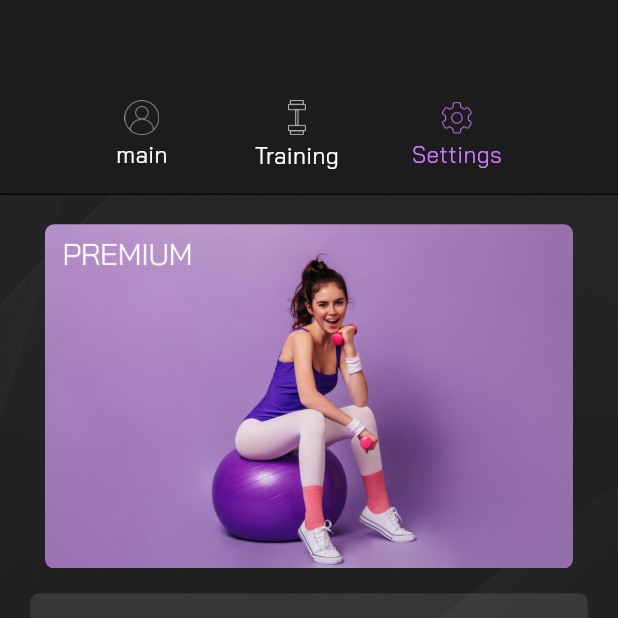
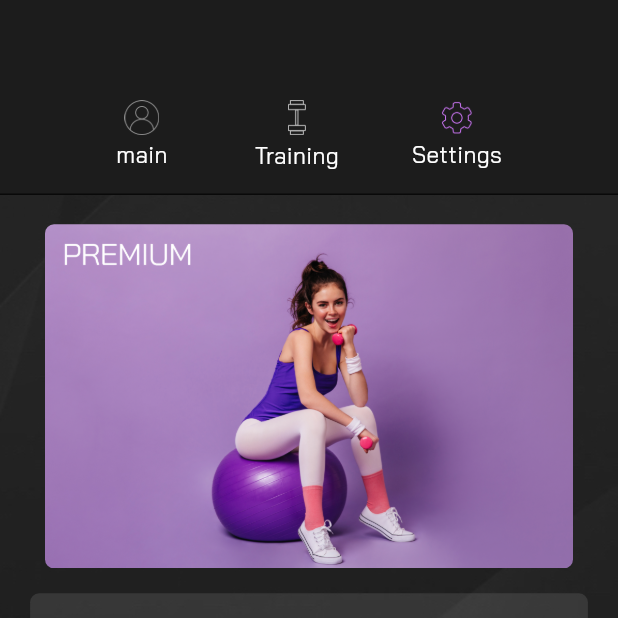
Before and after one commit to Suli244/PulsePower-258, a Flutter app: the AppbarBottomNavigatorScreen screen opened directly, after a tap on "Training", after a tap on "Settings", on a phone screen of 412 x 824 dp, the top half of it. Run offline on Flutter 3.47's test engine with Material 3 defaults, Android fonts, the phone set to English and light mode, and no system bars; our stand-ins replace bloc, dio, flutter_bloc, flutter_screenutil, freezed_annotation, hive and 6 more; missing offline and left inert: apphud; accounts and stored records are empty; network calls fail.

Commit message:
ready for release

```diff
--- a/lib/screen/appbar_bottom_navigator/appbar_bottom_navigator_screen.dart
+++ b/lib/screen/appbar_bottom_navigator/appbar_bottom_navigator_screen.dart
@@ -6,7 +6,6 @@ import 'package:pulsepower_258/screen/settings/settings_screen.dart';
 import 'package:pulsepower_258/screen/training/presentation/cubit/training_cubit.dart';
 import 'package:pulsepower_258/screen/training/presentation/pages/training_page.dart';
 import 'package:pulsepower_258/style/app_colors.dart';
-import 'package:pulsepower_258/style/app_text_styles.dart';
 import 'package:pulsepower_258/utils/image/app_images.dart';
 
 class AppbarBottomNavigatorScreen extends StatefulWidget {
@@ -59,11 +58,13 @@ class _AppbarBottomNavigatorScreenState
                                 SizedBox(height: 3.h),
                                 Text(
                                   'main',
-                                  style: AppTextStylesPulsePower.s15W400(
+                                  style: TextStyle(
+                                      fontSize: 15,
+                                      fontWeight: FontWeight.w400,
                                       color: index == 0
                                           ? AppColorsPulsePower.colorD479FF
                                           : Colors.white,
-                                  ),
+                                      fontFamily: 'BaiJamjuree-Regular'),
                                 ),
                               ],
                             ),
@@ -87,11 +88,13 @@ class _AppbarBottomNavigatorScreenState
                                 SizedBox(height: 3.h),
                                 Text(
                                   'Training',
-                                  style: AppTextStylesPulsePower.s15W400(
-                                    color: index == 1
+                                  style: TextStyle(
+                                      fontSize: 15,
+                                      fontWeight: FontWeight.w400,
+                                      color: index == 0
                                           ? AppColorsPulsePower.colorD479FF
                                           : Colors.white,
-                                  ),
+                                      fontFamily: 'BaiJamjuree-Regular'),
                                 ),
                               ],
                             ),
@@ -115,11 +118,13 @@ class _AppbarBottomNavigatorScreenState
                                 SizedBox(height: 3.h),
                                 Text(
                                   'Settings',
-                                  style: AppTextStylesPulsePower.s15W400(
-                                    color: index == 2
+                                  style: TextStyle(
+                                      fontSize: 15,
+                                      fontWeight: FontWeight.w400,
+                                      color: index == 0
                                           ? AppColorsPulsePower.colorD479FF
                                           : Colors.white,
-                                  ),
+                                      fontFamily: 'BaiJamjuree-Regular'),
                                 ),
                               ],
                             ),
--- a/lib/screen/main/cubit/main_cubit_cubit.dart
+++ b/lib/screen/main/cubit/main_cubit_cubit.dart
@@ -5,8 +5,8 @@ import 'package:hive_flutter/hive_flutter.dart';
 import 'package:pulsepower_258/screen/training_detail_screen/hive_model/train_hive_model.dart';
 import 'package:pulsepower_258/screen/training_detail_screen/models_data/train_model.dart';
 
+part 'main_cubit_cubit.freezed.dart';
 part 'main_cubit_state.dart';
-part 'main_cubit_cubit.freezed.dart';
 
 class MainCubitCubit extends Cubit<MainCubitState> {
   MainCubitCubit() : super(const MainCubitState.loading());
@@ -20,10 +20,10 @@ class MainCubitCubit extends Cubit<MainCubitState> {
   Future<void> getListPlans() async {
     try {
       emit(const MainCubitState.loading());
-      final result = await dio.get(
+      final trainResult = await dio.get(
           'https://pulsepower-258-default-rtdb.firebaseio.com/trainings.json?auth=AIzaSyD24P-ebB1eOd-43qHV04I0ZPb_8CPXJQE');
 
-      model = result.data.map<TrainingModel>(
+      model = trainResult.data.map<TrainingModel>(
         (e) {
           return TrainingModel.fromJson(e);
         },
--- a/lib/screen/main/main_screen.dart
+++ b/lib/screen/main/main_screen.dart
@@ -26,10 +26,10 @@ class _MainScreenState extends State<MainScreen> {
   isPremis() async {
     final prefs = await SharedPreferences.getInstance();
     isPrem = prefs.getBool('ISBUY') ?? false;
-    isFires = await FirstOpenPulsePower.getFirstOpen();
+    isFires = await FirstOpenPulsePower.getFO();
     setState(() {});
     if (!isFires) {
-      FirstOpenPulsePower.setFirstOpen();
+      FirstOpenPulsePower.setFO();
     }
   }
 
--- a/lib/screen/settings/widget/settings_iitem_widget.dart
+++ b/lib/screen/settings/widget/settings_iitem_widget.dart
@@ -1,7 +1,6 @@
 import 'package:flutter/material.dart';
 import 'package:flutter_screenutil/flutter_screenutil.dart';
 import 'package:pulsepower_258/style/app_colors.dart';
-import 'package:pulsepower_258/style/app_text_styles.dart';
 
 class SettingsIitemWidget extends StatelessWidget {
   const SettingsIitemWidget({
@@ -39,7 +38,12 @@ class SettingsIitemWidget extends StatelessWidget {
           child: FittedBox(
             child: Text(
               title,
-              style: AppTextStylesPulsePower.s21W300(color: Colors.white),
+              style: const TextStyle(
+                fontSize: 21,
+                fontWeight: FontWeight.w300,
+                color: Colors.white,
+                fontFamily: 'BaiJamjuree-Regular',
+              ),
               overflow: TextOverflow.ellipsis,
             ),
           ),
--- a/lib/screen/splash/splash_screen.dart
+++ b/lib/screen/splash/splash_screen.dart
@@ -48,7 +48,7 @@ class _SplashScreenState extends State<SplashScreen> {
 
   toGoOnBoar() async {
     await Future.delayed(const Duration(milliseconds: 1450));
-    final isFirst = await FirstOpenPulsePower.getFirstOpen();
+    final isFirst = await FirstOpenPulsePower.getFO();
     if (!isFirst) {
       Navigator.pushReplacement(
         context,
--- a/lib/style/app_text_styles.dart
+++ /dev/null
@@ -1,66 +0,0 @@
-import 'package:flutter/material.dart';
-
-const fonst = 'BaiJamjuree-Regular';
-
-abstract class AppTextStylesPulsePower {
-  static TextStyle s10Wbold({Color? color}) => TextStyle(
-        fontFamily: fonst,
-        color: color ?? Colors.black,
-        fontSize: 10,
-        fontWeight: FontWeight.bold,
-      );
-  static TextStyle s21W600({Color? color}) => TextStyle(
-        fontFamily: fonst,
-        color: color ?? Colors.black,
-        fontSize: 21,
-        fontWeight: FontWeight.w600,
-      );
-  static TextStyle s17W600({Color? color}) => TextStyle(
-        fontFamily: fonst,
-        color: color ?? Colors.black,
-        fontSize: 17,
-        fontWeight: FontWeight.w600,
-      );
-  static TextStyle s15W400({Color? color}) => TextStyle(
-        fontFamily: fonst,
-        color: color ?? Colors.black,
-        fontSize: 15,
-        fontWeight: FontWeight.w400,
-      );
-  static TextStyle s145W400({Color? color}) => TextStyle(
-        fontFamily: fonst,
-        color: color ?? Colors.black,
-        fontSize: 14.7,
-        fontWeight: FontWeight.w400,
-      );
-  static TextStyle s22W300({Color? color}) => TextStyle(
-        fontFamily: fonst,
-        color: color ?? Colors.black,
-        fontSize: 22,
-        fontWeight: FontWeight.w300,
-      );
-  static TextStyle s19W300({Color? color}) => TextStyle(
-        fontFamily: fonst,
-        color: color ?? Colors.black,
-        fontSize: 19,
-        fontWeight: FontWeight.w300,
-      );
-  static TextStyle s22W400({Color? color}) => TextStyle(
-        fontFamily: fonst,
-        color: color ?? Colors.black,
-        fontSize: 22,
-        fontWeight: FontWeight.w400,
-      );
-  static TextStyle s20W300({Color? color}) => TextStyle(
-        fontFamily: fonst,
-        color: color ?? Colors.black,
-        fontSize: 20,
-        fontWeight: FontWeight.w300,
-      );
-  static TextStyle s21W300({Color? color}) => TextStyle(
-        fontFamily: fonst,
-        color: color ?? Colors.black,
-        fontSize: 21,
-        fontWeight: FontWeight.w300,
-      );
-}
--- a/lib/utils/premium/first_open.dart
+++ b/lib/utils/premium/first_open.dart
@@ -1,12 +1,12 @@
 import 'package:shared_preferences/shared_preferences.dart';
 
 class FirstOpenPulsePower {
-  static Future<bool> getFirstOpen() async {
+  static Future<bool> getFO() async {
     final prefs = await SharedPreferences.getInstance();
     return prefs.getBool('isOpened') ?? false;
   }
 
-  static Future<void> setFirstOpen() async {
+  static Future<void> setFO() async {
     final prefs = await SharedPreferences.getInstance();
     prefs.setBool('isOpened', true);
   }
```
Also changed, not shown: lib/screen/onboarding/onboarding_screen.dart (+27 -10 lines), lib/screen/premium/premium_screen.dart (+47 -18 lines). Lines whose indentation alone changed are shown as unchanged.
